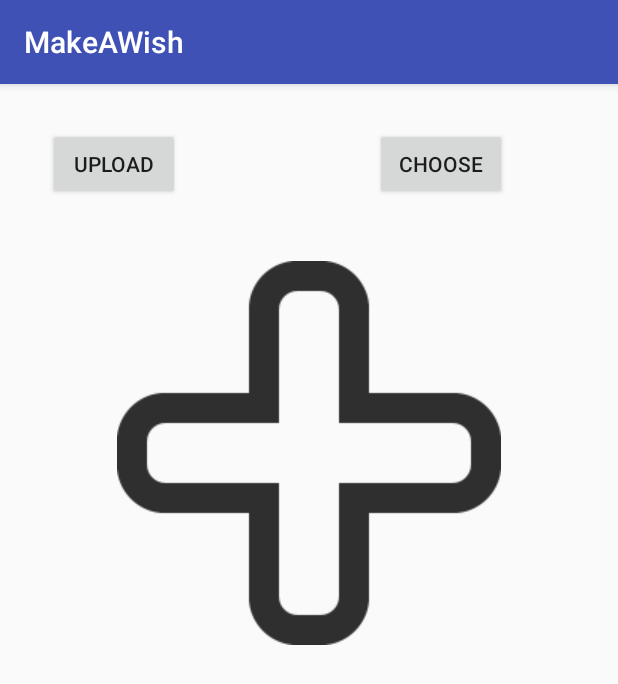
After one commit to FatimahKB/Capstone, an Android app: the UploadImage screen opened directly, with no data from a screen before it, on a phone screen of 412 x 824 dp. The commit adds this screen. Shown: the top 684 px of the screen. Run offline under Robolectric (Android 15) with nearby library versions, the phone set to English and light mode, and no system bars; our stand-ins replace Firebase (no records; nobody signed in at launch, a user with empty details on screens opened directly).

Commit message:
choosing images from phone gallery and uploading it to firebase storage

```diff
--- a/app/build.gradle
+++ b/app/build.gradle
@@ -4,7 +4,7 @@ android {
     compileSdkVersion 28
     defaultConfig {
         applicationId "com.example.fatim.makeawish"
-        minSdkVersion 14
+        minSdkVersion 22
         targetSdkVersion 28
         versionCode 1
         versionName "1.0"
@@ -23,6 +23,7 @@ dependencies {
     implementation 'com.android.support.constraint:constraint-layout:1.1.3'
     implementation 'com.google.firebase:firebase-auth:11.6.0'
     implementation 'com.google.firebase:firebase-database:11.6.0'
+    implementation 'com.google.firebase:firebase-storage:11.6.0'
     testImplementation 'junit:junit:4.12'
     androidTestImplementation 'com.android.support.test:runner:1.0.2'
     androidTestImplementation 'com.android.support.test.espresso:espresso-core:3.0.2'
--- a/app/src/main/AndroidManifest.xml
+++ b/app/src/main/AndroidManifest.xml
@@ -1,6 +1,8 @@
 <?xml version="1.0" encoding="utf-8"?>
 <manifest xmlns:android="http://schemas.android.com/apk/res/android"
     package="com.example.fatim.makeawish">
+<uses-permission android:name="android.permission.INTERNET"></uses-permission>
+    <uses-permission android:name="android.permission.READ_EXTERNAL_STORAGE"></uses-permission>
 
     <application
         android:allowBackup="true"
@@ -27,7 +29,8 @@
             android:name=".createPrivateList"
             android:label="@string/title_activity_create_private_list" />
         <activity android:name=".sharingLink" />
-        <activity android:name=".Search"></activity>
+        <activity android:name=".Search" />
+        <activity android:name=".UploadImage"></activity>
     </application>
 
 </manifest>
--- /dev/null
+++ b/app/src/main/java/com/example/fatim/makeawish/UploadImage.java
@@ -0,0 +1,126 @@
+package com.example.fatim.makeawish;
+
+import android.app.ProgressDialog;
+import android.content.Intent;
+import android.graphics.Bitmap;
+import android.net.Uri;
+import android.provider.MediaStore;
+import android.support.annotation.NonNull;
+import android.support.annotation.Nullable;
+import android.support.v7.app.AppCompatActivity;
+import android.os.Bundle;
+import android.view.View;
+import android.widget.Button;
+import android.widget.ImageView;
+import android.widget.Toast;
+
+import com.google.android.gms.tasks.OnCompleteListener;
+import com.google.android.gms.tasks.OnFailureListener;
+import com.google.android.gms.tasks.OnSuccessListener;
+import com.google.android.gms.tasks.Task;
+import com.google.firebase.storage.FirebaseStorage;
+import com.google.firebase.storage.OnProgressListener;
+import com.google.firebase.storage.StorageReference;
+import com.google.firebase.storage.UploadTask;
+
+import java.io.IOException;
+import java.util.UUID;
+
+public class UploadImage extends AppCompatActivity {
+
+    Button btnChoose,btnUpload;
+    ImageView img;
+    private Uri filePath;
+    final int PICK_IMAGE_REQUEST=71;
+
+    FirebaseStorage storage;
+    StorageReference storageReference;
+
+    @Override
+    protected void onCreate(Bundle savedInstanceState) {
+        super.onCreate(savedInstanceState);
+        setContentView(R.layout.activity_upload_image);
+
+        storage=FirebaseStorage.getInstance();
+        storageReference=storage.getReference();
+
+        btnChoose=(Button) findViewById(R.id.btnChoose);
+        btnUpload=(Button) findViewById(R.id.btnUpload);
+        img=(ImageView) findViewById(R.id.imgToUpload);
+
+        btnChoose.setOnClickListener(new View.OnClickListener() {
+            @Override
+            public void onClick(View v) {
+                choose();
+            }
+        });
+
+        btnUpload.setOnClickListener(new View.OnClickListener() {
+            @Override
+            public void onClick(View v) {
+                uploadImage();
+            }
+        });
+
+        //end of oncreate
+    }
+
+    private void uploadImage() {
+        if (filePath!=null)
+        {
+            final ProgressDialog pd =new ProgressDialog(this);
+            pd.setTitle("Upploading...");
+            pd.show();
+
+            StorageReference ref = storageReference.child("images/"+ UUID.randomUUID().toString());
+            ref.putFile(filePath)
+                    .addOnSuccessListener(new OnSuccessListener<UploadTask.TaskSnapshot>() {
+                        @Override
+                        public void onSuccess(UploadTask.TaskSnapshot taskSnapshot) {
+                            pd.dismiss();
+                            Toast.makeText(UploadImage.this, "Upload Successful", Toast.LENGTH_SHORT).show();
+
+                        }
+                    })
+                    .addOnFailureListener(new OnFailureListener() {
+                        @Override
+                        public void onFailure(@NonNull Exception e) {
+                            pd.dismiss();
+                            Toast.makeText(UploadImage.this, "Upload Failed", Toast.LENGTH_SHORT).show();
+
+                        }
+                    })
+                    .addOnProgressListener(new OnProgressListener<UploadTask.TaskSnapshot>() {
+                        @Override
+                        public void onProgress(UploadTask.TaskSnapshot taskSnapshot) {
+                            double progress = (100.0*taskSnapshot.getBytesTransferred()/taskSnapshot.getTotalByteCount());
+                            pd.setMessage("Uploaded Successfully "+(int)progress+"%");
+                        }
+                    });
+        }
+    }
+
+    private void choose() {
+        Intent intent = new Intent();
+        intent.setType("image/*");
+        intent.setAction(Intent.ACTION_GET_CONTENT);
+        startActivityForResult(Intent.createChooser(intent,"Select Picture"),PICK_IMAGE_REQUEST);
+    }
+
+    @Override
+    protected void onActivityResult(int requestCode, int resultCode, @Nullable Intent data) {
+        super.onActivityResult(requestCode, resultCode, data);
+        if(requestCode==PICK_IMAGE_REQUEST && resultCode==RESULT_OK
+                && data!=null && data.getData()!=null)
+        {
+            filePath=data.getData();
+            try {
+                Bitmap bitmap = MediaStore.Images.Media.getBitmap(getContentResolver(),filePath);
+                img.setImageBitmap(bitmap);
+            }catch (IOException e)
+            {
+                e.printStackTrace();
+            }
+        }
+    }
+}
--- /dev/null
+++ b/app/src/main/res/layout/activity_upload_image.xml
@@ -0,0 +1,36 @@
+<?xml version="1.0" encoding="utf-8"?>
+<RelativeLayout xmlns:android="http://schemas.android.com/apk/res/android"
+    xmlns:app="http://schemas.android.com/apk/res-auto"
+    xmlns:tools="http://schemas.android.com/tools"
+    android:layout_width="match_parent"
+    android:layout_height="match_parent"
+    tools:context=".UploadImage">
+
+    <Button
+        android:id="@+id/btnUpload"
+        android:layout_width="wrap_content"
+        android:layout_height="wrap_content"
+        android:layout_alignParentStart="true"
+        android:layout_alignParentTop="true"
+        android:layout_marginStart="32dp"
+        android:layout_marginTop="29dp"
+        android:text="Upload" />
+
+    <Button
+        android:id="@+id/btnChoose"
+        android:layout_width="wrap_content"
+        android:layout_height="wrap_content"
+        android:layout_alignParentEnd="true"
+        android:layout_alignTop="@+id/btnUpload"
+        android:layout_marginEnd="74dp"
+        android:text="choose" />
+
+    <ImageView
+        android:id="@+id/imgToUpload"
+        android:layout_width="wrap_content"
+        android:layout_height="wrap_content"
+        android:layout_alignParentTop="true"
+        android:layout_centerHorizontal="true"
+        android:layout_marginTop="118dp"
+        app:srcCompat="@drawable/add" />
+</RelativeLayout>
```
Also changed, not shown: app/src/main/java/com/example/fatim/makeawish/MainActivity.java (+28 -2 lines).
